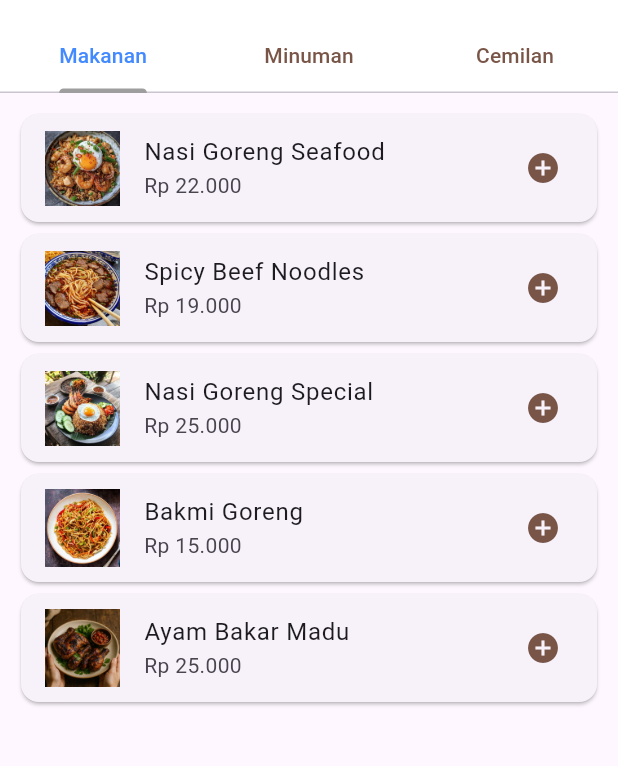
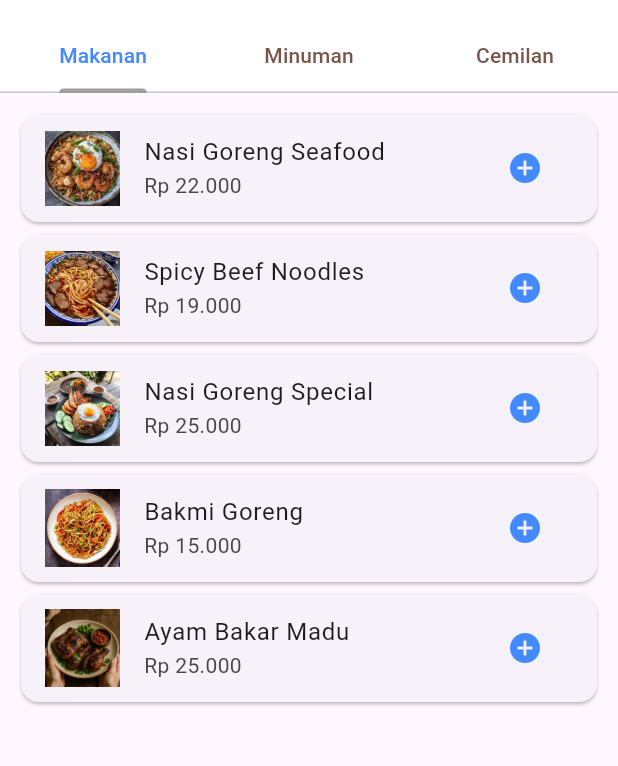
Before and after one commit to saridevinta32-bot/menu_cafe_twentyfive, a Flutter app: the screen it shows after launch, on a phone screen of 412 x 824 dp, the part 63-829 px from its top. Run offline on Flutter 3.47's test engine with Material 3 defaults, Android fonts, the phone set to English and light mode, and no system bars.

Commit message:
commit 7 tahap 1: menambahkan tombol plus dan minus

```diff
--- a/lib/main.dart
+++ b/lib/main.dart
@@ -139,6 +139,8 @@ class _HomePageState extends State<HomePage> {
       itemCount: data.length,
       padding: const EdgeInsets.all(10),
       itemBuilder: (context, index) {
+        String nama = data[index]['nama']!;
+        int qty = pesanan[nama] ?? 0;
         return Card(
           child: ListTile(
             leading: Image.asset(
@@ -148,7 +150,34 @@ class _HomePageState extends State<HomePage> {
             ),
             title: Text(data[index]['nama']!),
             subtitle: Text("Rp ${data[index]['harga']}"),
-            trailing: const Icon(Icons.add_circle, color: Colors.brown),
+            trailing: Row(
+              mainAxisSize: MainAxisSize.min,
+              children: [
+                if (qty > 0)
+                  IconButton(
+                    icon: const Icon(
+                      Icons.remove_circle_outline,
+                      color: Colors.red,
+                    ),
+                    onPressed: () {
+                      setState(() {
+                        String nama = data[index]['nama']!;
+                        pesanan[nama] = qty - 1;
+                      });
+                    },
+                  ),
+                if (qty > 0) Text("$qty"),
+                IconButton(
+                  icon: const Icon(Icons.add_circle, color: Colors.blueAccent),
+                  onPressed: () {
+                    setState(() {
+                      String nama = data[index]['nama']!;
+                      pesanan[nama] = qty + 1;
+                    });
+                  },
+                ),
+              ],
+            ),
           ),
         );
       },
```
